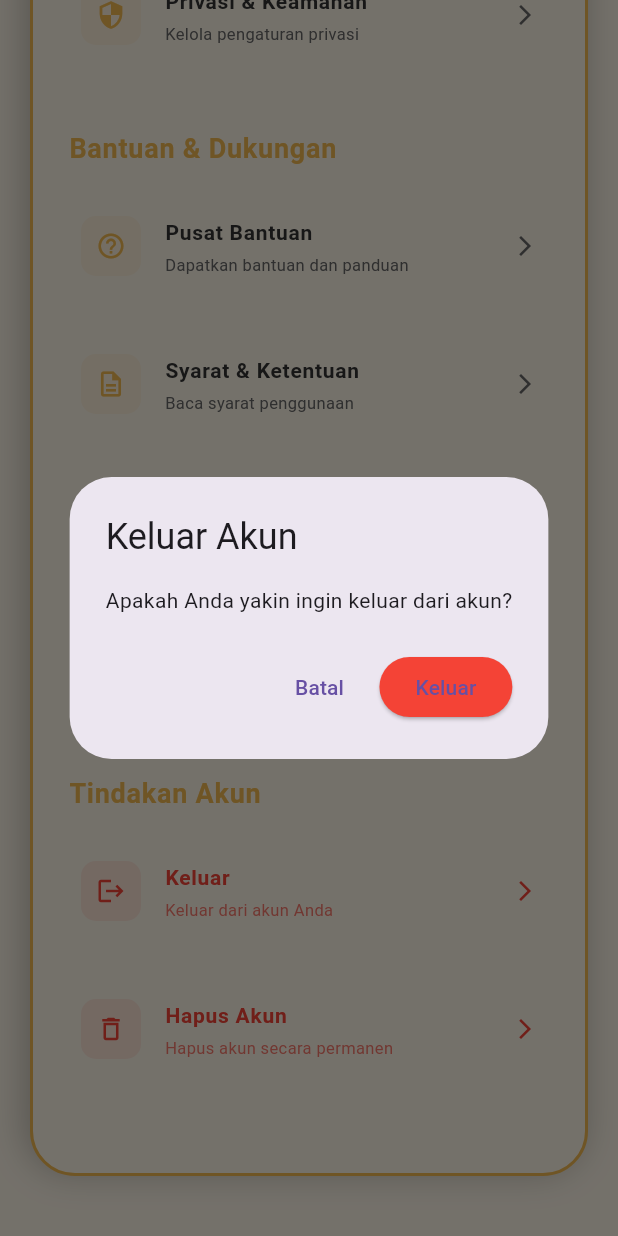
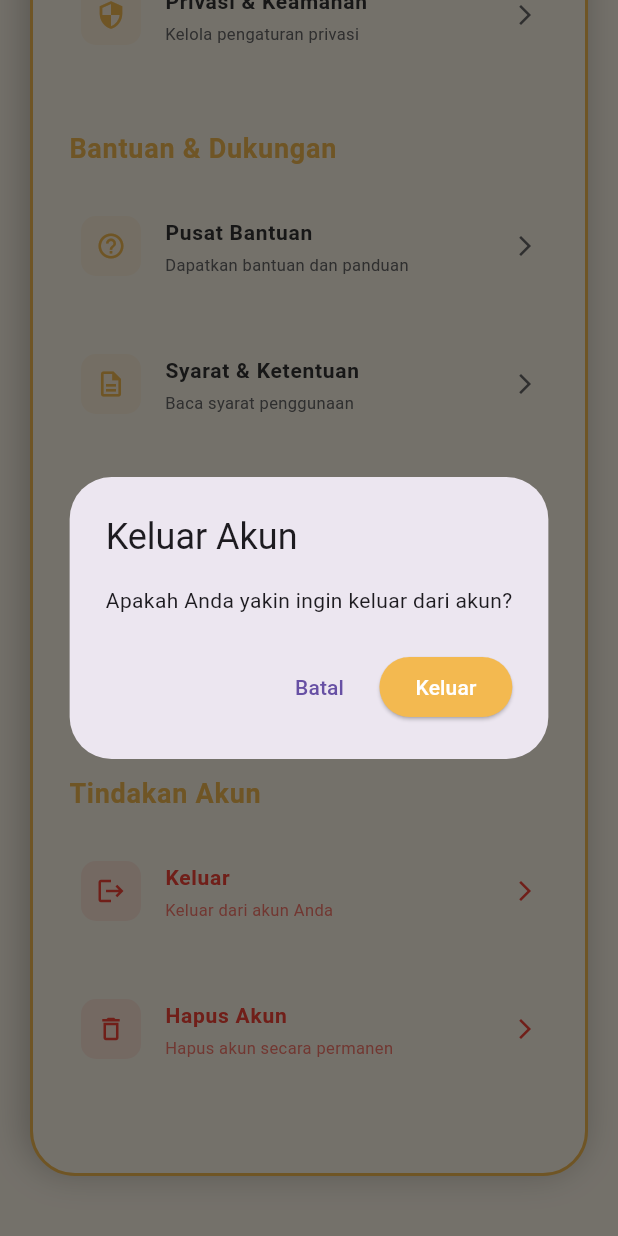
Before and after one commit to Egasuryaaa/AplikasiRampungin_id, a Flutter app: the Setting screen opened by its route, scrolled down 923 dp, after a tap on "Keluar", on a phone screen of 412 x 824 dp. Run offline on Flutter 3.47's test engine with Material 3 defaults, Android fonts, the phone set to English and light mode, and no system bars; our stand-ins replace image_picker, logger, shared_preferences; accounts and stored records are empty; Roboto replaces fonts that are missing (Acme).

Commit message:
modify pubspec.yaml dan tampilan setting

```diff
--- a/lib/client_screens/detail/setting.dart
+++ b/lib/client_screens/detail/setting.dart
@@ -1,11 +1,18 @@
 import 'package:flutter/material.dart';
 import 'package:logger/logger.dart';
 import 'package:rampungin_id_userside/Auth_screens/login.dart';
+import 'package:shared_preferences/shared_preferences.dart';
 
-class Setting extends StatelessWidget {
-  Setting({super.key});
+class Setting extends StatefulWidget {
+  const Setting({super.key});
 
+  @override
+  State<Setting> createState() => _SettingState();
+}
+
+class _SettingState extends State<Setting> {
   final logger = Logger();
+
   @override
   Widget build(BuildContext context) {
     return Scaffold(
@@ -457,11 +464,22 @@ class Setting extends StatelessWidget {
                 child: const Text('Batal'),
               ),
               ElevatedButton(
-                onPressed: () {
+                onPressed: () async {
+                  // Tutup dialog segera
                   Navigator.pop(context);
-                  // Handle logout logic
                   logger.i('User logged out');
-                  // Navigate to login screen
+
+                  // Hapus status login
+                  final prefs = await SharedPreferences.getInstance();
+                  await prefs.clear(); // atau prefs.remove('isLoggedIn');
+
+                  // Pastikan widget masih terpasang sebelum menggunakan context
+                  if (!mounted) return;
+
+                  // Arahkan ke login screen
+                  if (!context.mounted) {
+                    return;
+                  }
                   Navigator.pushAndRemoveUntil(
                     context,
                     MaterialPageRoute(
@@ -470,7 +488,10 @@ class Setting extends StatelessWidget {
                     (route) => false,
                   );
                 },
-                style: ElevatedButton.styleFrom(backgroundColor: Colors.red),
+                style: ElevatedButton.styleFrom(
+                  backgroundColor: const Color(0xFFF3B950),
+                  foregroundColor: Colors.white,
+                ),
                 child: const Text('Keluar'),
               ),
             ],
--- a/pubspec.yaml
+++ b/pubspec.yaml
@@ -36,10 +36,11 @@ dependencies:
   firebase_core: ^3.15.2
   logger: ^2.0.2
   image_picker: ^0.8.7+5
-  shared_preferences: ^2.2.2
+
   dio: ^5.4.0
   http: ^1.2.0
   http_parser: ^4.0.2
+  shared_preferences: ^2.2.3
 
 dev_dependencies:
   flutter_test:
```
Also changed, not shown: pubspec.lock.
